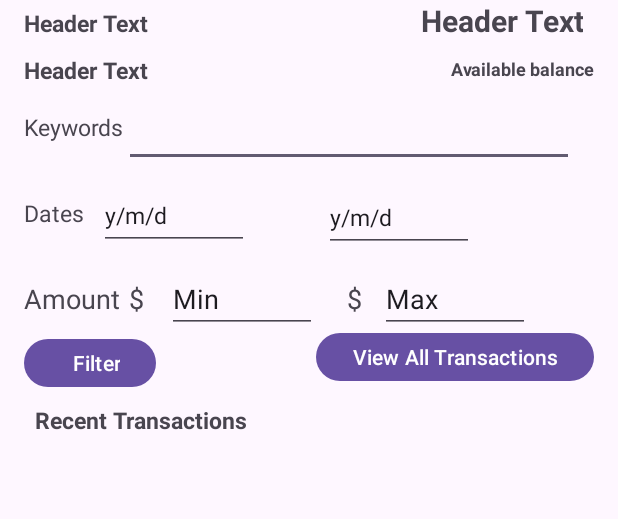
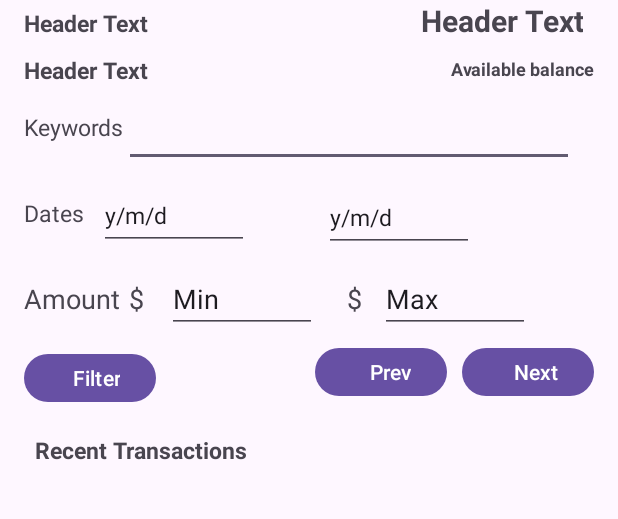
Before and after one commit to anpa6841/AndroBank, an Android app: the layout activity_transaction.xml on its own in the app's theme, with its tools: preview values and no code run, on a phone screen of 412 x 824 dp, the part 137-656 px from its top. Run offline under Robolectric (Android 15) with nearby library versions, the phone set to English and light mode, and no system bars.

Commit message:
Removed pagination on scroll. Added Prev And Next Buttons for transactions paginated view

```diff
--- a/app/src/main/res/layout/activity_transaction.xml
+++ b/app/src/main/res/layout/activity_transaction.xml
@@ -129,6 +129,7 @@
         android:layout_weight="1"
         android:autoSizePresetSizes="100dp"
         android:layout_marginLeft="5dp"
+        android:layout_marginBottom="10dp"
         android:layout_toEndOf="@id/dollarFromLabel"
         android:text="Min" />
 
@@ -166,15 +167,6 @@
         android:textAlignment="textEnd"
         />
 
-    <Button
-        android:id="@+id/allTransactionsButton"
-        android:layout_width="wrap_content"
-        android:layout_height="40dp"
-        android:layout_alignBaseline="@id/filterButton"
-        android:layout_alignParentEnd="true"
-        android:text="View All Transactions"
-        android:textAlignment="textEnd" />
-
     <TextView
         android:id="@+id/recentTransactionsTextView"
         android:layout_width="match_parent"
@@ -185,6 +177,7 @@
         android:textSize="15sp"
         android:textStyle="bold"
         android:textAlignment="viewStart"
+        android:layout_marginTop="10dp"
         android:padding= "7sp" />
 
     <!-- RecyclerView below TextView -->
@@ -198,4 +191,29 @@
         android:scrollbars="vertical"
         />
 
+
+    <Button
+        android:id="@+id/prevPageButton"
+        android:layout_width="wrap_content"
+        android:layout_height="40dp"
+        android:layout_above="@id/accountTransactionsRecyclerView"
+        android:text="Prev"
+        android:layout_alignBaseline="@id/filterButton"
+        android:layout_below="@id/minAmountEditText"
+        android:layout_marginRight="10dp"
+        android:layout_toLeftOf="@id/nextPageButton"
+        android:textAlignment="textEnd" />
+
+    <Button
+        android:id="@+id/nextPageButton"
+        android:layout_width="wrap_content"
+        android:layout_height="40dp"
+        android:layout_above="@id/accountTransactionsRecyclerView"
+        android:layout_alignBaseline="@id/filterButton"
+        android:layout_below="@id/minAmountEditText"
+        android:layout_alignParentRight="true"
+        android:text="Next"
+        android:textAlignment="textEnd" />
+
+
 </RelativeLayout>
```
Also changed, not shown: app/src/main/java/com/example/banking/TransactionActivity.java (+20 -34 lines), 2 other files.
